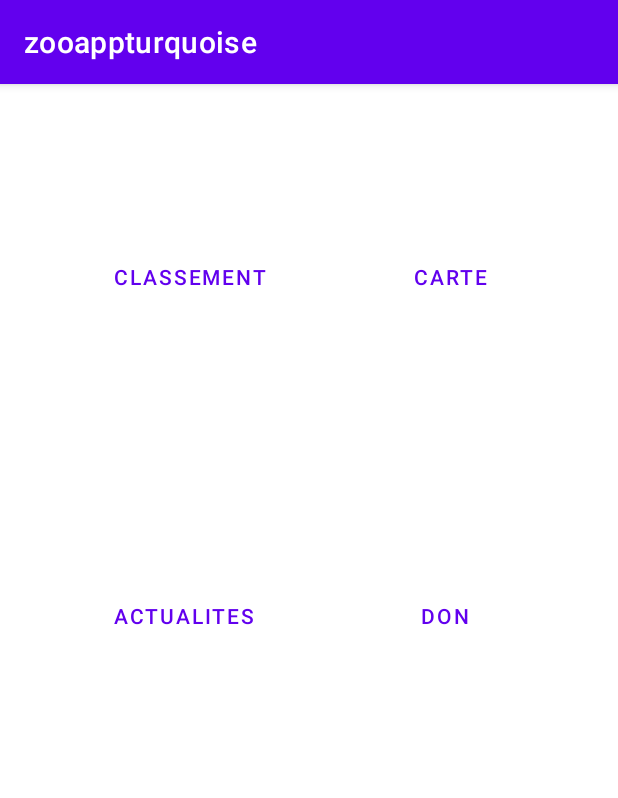
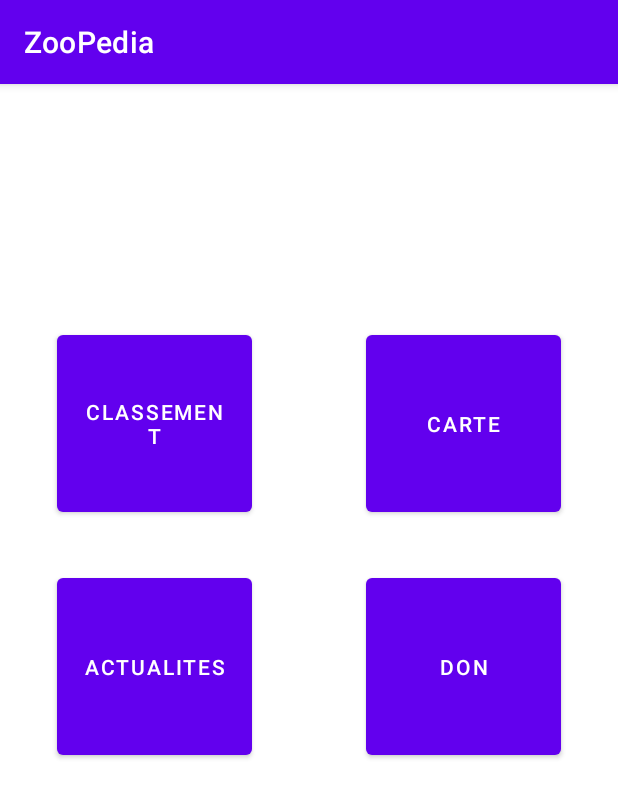
Before and after one commit to TheoGicquel/l3-ZooRanking-App, an Android app: the screen it shows after launch (MainActivity), on a phone screen of 412 x 824 dp. Shown: the top 798 px of the screen. Run offline under Robolectric (Android 15) with nearby library versions, the phone set to English and light mode, and no system bars.

Commit message:
added main menu

```diff
--- a/app/src/main/res/layout/activity_main.xml
+++ b/app/src/main/res/layout/activity_main.xml
@@ -6,41 +6,46 @@
         android:layout_width="match_parent"
         android:layout_height="match_parent"
         tools:context=".MainActivity">
-    <LinearLayout
+    <Button
+            android:text="@string/mapPageButtonString"
+            android:layout_width="130dp"
+            android:layout_height="130dp" android:id="@+id/zooMapViewButton"
+            app:layout_constraintStart_toStartOf="@+id/verticalGuide"
+            app:layout_constraintBottom_toTopOf="@+id/horizontalGuide" android:layout_marginStart="16dp"
+            android:layout_marginBottom="16dp" app:layout_constraintEnd_toEndOf="parent"
+            android:layout_marginEnd="16dp"/>
+    <Button
+            android:text="@string/donatePageButtonString"
+            android:layout_width="130dp"
+            android:layout_height="130dp" android:id="@+id/donateViewButton"
+            app:layout_constraintTop_toTopOf="@+id/horizontalGuide" app:layout_constraintStart_toStartOf="@+id/verticalGuide"
+            android:layout_marginTop="16dp" android:layout_marginStart="16dp"
+            app:layout_constraintEnd_toEndOf="parent" android:layout_marginEnd="16dp"/>
+    <Button
+            android:text="@string/newsPageButtonString"
+            android:layout_width="130dp"
+            android:layout_height="130dp" android:id="@+id/newsViewButton"
+            app:layout_constraintTop_toTopOf="@+id/horizontalGuide" app:layout_constraintEnd_toStartOf="@+id/verticalGuide"
+            android:layout_marginTop="16dp" android:layout_marginEnd="16dp"
+            app:layout_constraintStart_toStartOf="parent" android:layout_marginStart="16dp"/>
+    <androidx.constraintlayout.widget.Guideline android:layout_width="wrap_content" android:layout_height="wrap_content"
+                                                android:id="@+id/horizontalGuide" app:layout_constraintGuide_begin="20dp"
+                                                android:orientation="horizontal"
+                                                app:layout_constraintGuide_percent="0.4"
+    />
+    <androidx.constraintlayout.widget.Guideline
             android:orientation="vertical"
-            android:layout_width="348dp"
-            android:layout_height="559dp"
-            app:layout_constraintTop_toTopOf="parent" app:layout_constraintEnd_toEndOf="parent"
-            app:layout_constraintStart_toStartOf="parent" app:layout_constraintBottom_toBottomOf="parent">
-        <LinearLayout
-                android:orientation="horizontal"
-                android:layout_width="match_parent"
-                android:layout_height="200dp">
-            <Button
-                    android:text="@string/rankingPageButtonString"
-                    android:layout_width="wrap_content"
-                    android:layout_height="wrap_content" android:id="@+id/rankingPageButton" android:layout_weight="1"
-                    style="?android:attr/buttonBarButtonStyle"/>
-            <Button
-                    android:text="@string/mapPageButtonString"
-                    android:layout_width="wrap_content"
-                    android:layout_height="wrap_content" android:id="@+id/mapPageButton" android:layout_weight="1"
-                    style="?android:attr/buttonBarButtonStyle"/>
-        </LinearLayout>
-        <LinearLayout
-                android:orientation="horizontal"
-                android:layout_width="match_parent"
-                android:layout_height="match_parent">
-            <Button
-                    android:text="@string/newsPageButtonString"
-                    android:layout_width="100dp"
-                    android:layout_height="100dp" android:id="@+id/newsPageButton" android:layout_weight="1"
-                    style="?android:attr/buttonBarButtonStyle"/>
-            <Button
-                    android:text="@string/donatePageButtonString"
-                    android:layout_width="wrap_content"
-                    android:layout_height="wrap_content" android:id="@+id/donatePageButton" android:layout_weight="1"
-                    style="?android:attr/buttonBarButtonStyle"/>
-        </LinearLayout>
-    </LinearLayout>
+            android:layout_width="wrap_content"
+            android:layout_height="wrap_content" android:id="@+id/verticalGuide"
+            app:layout_constraintGuide_percent="0.5"
+    />
+    <Button
+            android:text="@string/rankingPageButtonString"
+            android:layout_width="130dp"
+            android:layout_height="130dp" android:id="@+id/zooListViewButton"
+            app:layout_constraintEnd_toStartOf="@+id/verticalGuide"
+            app:layout_constraintStart_toStartOf="parent" app:layout_constraintBottom_toTopOf="@+id/horizontalGuide"
+            android:layout_marginBottom="16dp"
+            android:layout_marginEnd="16dp" android:layout_marginStart="16dp"
+    />
 </androidx.constraintlayout.widget.ConstraintLayout>
--- a/app/src/main/res/values/strings.xml
+++ b/app/src/main/res/values/strings.xml
@@ -1,8 +1,9 @@
 <resources>
-    <string name="app_name">zooappturquoise</string>
+    <string name="app_name">ZooPedia</string>
     <string name="mapPageButtonString">Carte</string>
     <string name="rankingPageButtonString">Classement</string>
     <string name="newsPageButtonString">Actualites</string>
     <string name="donatePageButtonString">Don</string>
+    <string name="mainMenuTitle">TextView</string>
 
 </resources>
```
